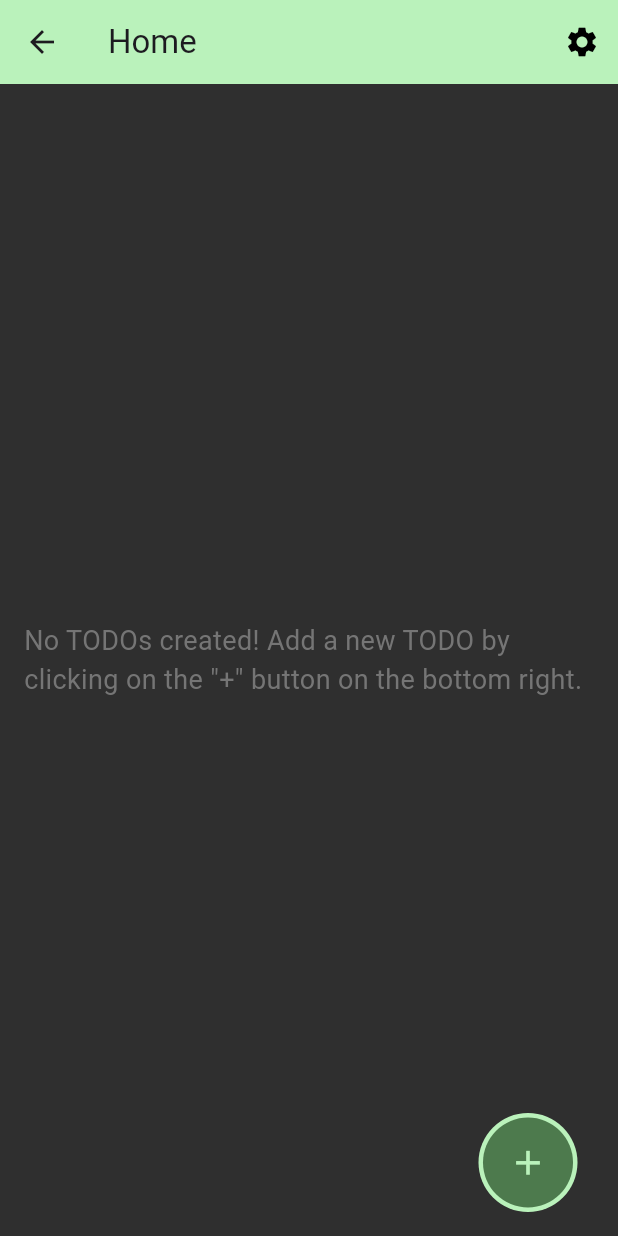
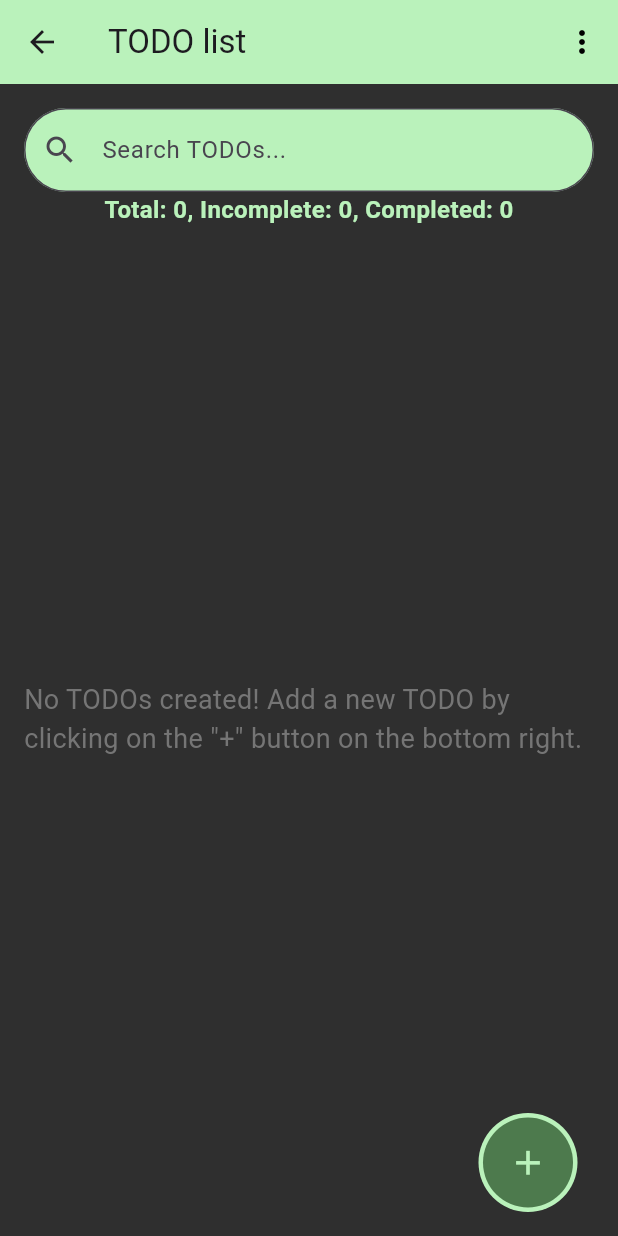
Before and after one commit to Mnov34/ModuLife, a Flutter app: the TodoPage screen opened directly, on a phone screen of 412 x 824 dp. Run offline on Flutter 3.47's test engine with Material 3 defaults, Android fonts, the phone set to English and light mode, and no system bars; our stand-ins replace bloc, equatable, flutter_bloc, formz, shared_preferences; accounts and stored records are empty.

Commit message:
add a search bar, a separator and a TODO counter

```diff
--- a/lib/todos/views/todo_page.dart
+++ b/lib/todos/views/todo_page.dart
@@ -22,7 +22,7 @@ class TodoPage extends StatelessWidget {
   Widget build(BuildContext context) {
     return Scaffold(
       appBar: const CustomAppBar(
-        title: 'Home',
+        title: 'TODO list',
         profile: null,
         isBackButtonEnabled: true,
       ),
@@ -72,7 +72,10 @@ class TodoPage extends StatelessWidget {
           ),
           content: TextField(
             controller: controller,
-            decoration: const InputDecoration(hintText: 'Enter TODO title'),
+            decoration: const InputDecoration(
+              hintText: 'Enter TODO title',
+              fillColor: UiColors.background,
+            ),
           ),
           actions: [
             TextButton(
--- a/lib/widgets/custom_app_bar.dart
+++ b/lib/widgets/custom_app_bar.dart
@@ -1,9 +1,15 @@
 import 'package:flutter/material.dart';
+
 import 'package:modulife2/profile/models/models.dart';
 import 'package:modulife_ui_colors/modulife_ui_colors.dart';
 
 class CustomAppBar extends StatelessWidget implements PreferredSizeWidget {
-  const CustomAppBar({super.key, required this.title, required this.profile, required this.isBackButtonEnabled});
+  const CustomAppBar({
+    super.key,
+    required this.title,
+    required this.profile,
+    required this.isBackButtonEnabled,
+  });
 
   final String title;
   final Profile? profile;
@@ -29,12 +35,26 @@ class CustomAppBar extends StatelessWidget implements PreferredSizeWidget {
         ],
       ),
       actions: [
-        IconButton(
-          icon: const Icon(Icons.settings, color: Colors.black),
-          onPressed: () {
-            // TODO Implement settings page
+        PopupMenuButton<int>(
+          icon: const Icon(Icons.more_vert, color: Colors.black),
+          offset: const Offset(0, 43),
+          onSelected: (int result){
+            if (result == 0) {
+              // TODO: Implement the settings page navigation here
+            }
           },
-        )
+          itemBuilder: (BuildContext context) => [
+            const PopupMenuItem<int>(
+                child: Row(
+                  children: [
+                    Icon(Icons.settings, color: Colors.black),
+                    SizedBox(width: 10),
+                    Text('Settings'),
+                  ],
+                ),
+            ),
+          ],
+        ),
       ],
       automaticallyImplyLeading: isBackButtonEnabled,
     );
--- a/packages/modulife_todos/lib/blocs/todo_bloc.dart
+++ b/packages/modulife_todos/lib/blocs/todo_bloc.dart
@@ -14,6 +14,7 @@ class TodoBloc extends Bloc<TodoEvent, TodoState> {
     on<AddTodo>(_onAddTodo);
     on<UpdateTodo>(_onUpdateTodo);
     on<DeleteTodo>(_onDeleteTodo);
+    on<ToggleTodoStatus>(_onToggleTodoStatus);
     on<LoadTodos>(_onLoadTodos);
   }
 
@@ -60,6 +61,21 @@ class TodoBloc extends Bloc<TodoEvent, TodoState> {
     await todoRepository.saveTodos(updatedTodos);
   }
 
+  Future<void> _onToggleTodoStatus(
+      ToggleTodoStatus event, Emitter<TodoState> emit) async {
+    emit(state.copyWith(status: TodoStatus.loading));
+
+    final List<Todo> updatedTodos = state.allTodos.map((Todo todo) {
+      return todo.id == event.todo.id
+          ? todo.copyWith(isDone: !todo.isDone)
+          : todo;
+    }).toList();
+
+    emit(state.copyWith(allTodos: updatedTodos, status: TodoStatus.success));
+
+    await todoRepository.saveTodos(updatedTodos);
+  }
+
   Future<void> _onLoadTodos(LoadTodos event, Emitter<TodoState> emit) async {
     emit(state.copyWith(status: TodoStatus.loading));
 
--- a/packages/modulife_todos/lib/widgets/todolist.dart
+++ b/packages/modulife_todos/lib/widgets/todolist.dart
@@ -1,6 +1,6 @@
+import 'package:flutter/cupertino.dart';
 import 'package:flutter/material.dart';
 import 'package:flutter_bloc/flutter_bloc.dart';
-
 import 'package:modulife_todos/blocs/todo_bloc.dart';
 import 'package:modulife_todos/models/models.dart';
 import 'package:modulife_ui_colors/modulife_ui_colors.dart';
@@ -13,42 +13,91 @@ class TodoList extends StatefulWidget {
 }
 
 class _TodoListState extends State<TodoList> {
-  Map<String, bool> _isExpended = {};
+  Map<String, bool> _isExpanded = {};
+  String searchQuery = "";
 
-  @override
-  Widget build(BuildContext context) {
-    return BlocBuilder<TodoBloc, TodoState>(
-      builder: (BuildContext context, TodoState state) {
-        if (state.status == TodoStatus.initial) {
-          return Center(
+  final Center _empty = Center(
     child: Text(
       'No TODOs created! Add a new TODO by clicking on the "+" button on the bottom right.',
       style: TextStyle(color: Colors.grey[600], fontSize: 18),
     ),
   );
+
+  @override
+  Widget build(BuildContext context) {
+    return Column(
+      children: [
+        _buildSearchBar(),
+        _buildTodoCounter(context),
+        Expanded(
+          child: BlocBuilder<TodoBloc, TodoState>(
+            builder: (BuildContext context, TodoState state) {
+              if (state.status == TodoStatus.initial) {
+                return _empty;
               }
 
               if (state.status == TodoStatus.loading) {
                 return const Center(child: CircularProgressIndicator());
               } else if (state.status == TodoStatus.success) {
                 if (state.allTodos.isEmpty) {
+                  return _empty;
+                }
+
+                List<Widget> todoWidgets = _separateTodos(state, context);
+
+                return ListView(
+                  padding: const EdgeInsets.all(16.0),
+                  children: todoWidgets,
+                );
+              } else if (state.status == TodoStatus.failure) {
                 return Center(
                   child: Text(
-                'No TODOs created! Add a new TODO by clicking on the "+" button on the bottom right.',
-                style: TextStyle(color: Colors.grey[600], fontSize: 18),
+                    'Error loading TODOs.',
+                    style: TextStyle(color: Colors.red, fontSize: 18),
                   ),
                 );
               }
-          return ListView.builder(
-            itemCount: state.allTodos.length,
-            itemBuilder: (BuildContext context, int index) {
-              final Todo todo = state.allTodos[index];
-              bool isExpended = _isExpended[todo.id] ?? false;
+              return const Center(child: Text('Unknown state'));
+            },
+          ),
+        ),
+      ],
+    );
+  }
+
+  List<Widget> _separateTodos(TodoState state, BuildContext context) {
+    final List<Todo> filteredTodos = state.allTodos
+        .where((todo) => todo.title.toLowerCase().contains(searchQuery))
+        .toList();
+
+    final List<Todo> incompleteTodos =
+        filteredTodos.where((todo) => !todo.isDone).toList();
+    final List<Todo> completedTodos =
+        filteredTodos.where((todo) => todo.isDone).toList();
+
+    final List<Widget> todoWidgets = [];
+
+    todoWidgets.addAll(
+      incompleteTodos.map((todo) => _buildTodoItem(context, todo)),
+    );
+
+    if (completedTodos.isNotEmpty && incompleteTodos.isNotEmpty) {
+      todoWidgets.add(_buildSeparator());
+    }
+
+    todoWidgets.addAll(
+      completedTodos.map((todo) => _buildTodoItem(context, todo)),
+    );
+
+    return todoWidgets;
+  }
+
+  Widget _buildTodoItem(BuildContext context, Todo todo) {
+    bool isExpanded = _isExpanded[todo.id] ?? false;
 
     return Container(
       margin: const EdgeInsets.symmetric(vertical: 5.0),
-                padding: const EdgeInsets.symmetric(
-                    vertical: 10.0, horizontal: 20.0),
+      padding: const EdgeInsets.symmetric(vertical: 10.0, horizontal: 20.0),
       decoration: BoxDecoration(
         color: todo.isDone
             ? UiColors.accentColor1.withOpacity(0.6)
@@ -63,51 +112,70 @@ class _TodoListState extends State<TodoList> {
                 child: Text(
                   todo.title,
                   style: TextStyle(
-                              decoration: todo.isDone
-                                  ? TextDecoration.lineThrough
-                                  : null,
-                              color: todo.isDone ? Colors.grey : Colors.black,
+                    decoration: todo.isDone ? TextDecoration.lineThrough : null,
                     fontSize: 18,
                     fontWeight: FontWeight.w500,
                   ),
                 ),
               ),
               IconButton(
-                            onPressed: () {
-                              setState(() {
-                                _isExpended[todo.id] = !isExpended;
-                              });
-                            },
                 icon: Icon(
-                              isExpended
+                  isExpanded
                       ? Icons.keyboard_arrow_up
                       : Icons.keyboard_arrow_down,
                   color: UiColors.background,
-                            )),
+                ),
+                onPressed: () {
+                  setState(() {
+                    _isExpanded[todo.id] = !isExpanded;
+                  });
+                },
+              ),
+              Checkbox(
+                value: todo.isDone,
+                activeColor: UiColors.accentColor2,
+                onChanged: (bool? value) {
+                  context.read<TodoBloc>().add(ToggleTodoStatus(todo: todo));
+                },
+              ),
             ],
           ),
-                    if (isExpended) ...[
+          if (isExpanded) ...[
             const SizedBox(height: 10),
             Row(
-                        mainAxisAlignment: MainAxisAlignment.spaceBetween,
+              mainAxisAlignment: MainAxisAlignment.end,
               children: [
-                          IconButton(
+                TextButton(
                   onPressed: () {
                     _showEditTodoDialog(context, todo);
                   },
-                            icon: const Icon(
-                              Icons.edit,
-                              color: UiColors.accentColor2,
+                  child: Row(
+                    mainAxisSize: MainAxisSize.min,
+                    children: const [
+                      Text(
+                        'Edit',
+                        style: TextStyle(color: Colors.black),
+                      ),
+                      SizedBox(width: 5),
+                      Icon(Icons.edit, color: UiColors.accentColor2),
+                    ],
                   ),
                 ),
-                          IconButton(
+                TextButton(
                   onPressed: () {
-                              context
-                                  .read<TodoBloc>()
-                                  .add(DeleteTodo(todo: todo));
+                    context.read<TodoBloc>().add(DeleteTodo(todo: todo));
                   },
-                            icon: const Icon(Icons.delete,
-                                color: UiColors.dangerRed),
+                  child: Row(
+                    mainAxisSize: MainAxisSize.min,
+                    children: const [
+                      Text(
+                        'Delete',
+                        style: TextStyle(color: Colors.black),
+                      ),
+                      SizedBox(width: 5),
+                      Icon(Icons.delete, color: Colors.red),
+                    ],
+                  ),
                 ),
               ],
             ),
@@ -115,23 +183,11 @@ class _TodoListState extends State<TodoList> {
         ],
       ),
     );
-            },
-          );
-        } else if (state.status == TodoStatus.failure) {
-          return Center(
-            child: Text(
-              'Error loading TODOs.',
-              style: TextStyle(color: UiColors.dangerRed, fontSize: 18),
-            ),
-          );
-        }
-        return const Center(child: Text('Unknown state'));
-      },
-    );
   }
 
   void _showEditTodoDialog(BuildContext context, Todo todo) {
-    final TextEditingController controller = TextEditingController(text: todo.title);
+    final TextEditingController controller =
+        TextEditingController(text: todo.title);
 
     showDialog(
       context: context,
@@ -151,22 +207,85 @@ class _TodoListState extends State<TodoList> {
               onPressed: () {
                 Navigator.of(dialogContext).pop();
               },
-              child: const Text('Cancel', style: TextStyle(color: UiColors.background)),
+              child: const Text('Cancel',
+                  style: TextStyle(color: UiColors.background)),
             ),
             ElevatedButton(
               onPressed: () {
                 if (controller.text.isNotEmpty) {
-                  final Todo updatedTodo = todo.copyWith(title: controller.text);
-                  context.read<TodoBloc>().add(UpdateTodo(todo: updatedTodo));  // Dispatch event to update TODO
+                  final Todo updatedTodo =
+                      todo.copyWith(title: controller.text);
+                  context.read<TodoBloc>().add(UpdateTodo(todo: updatedTodo));
                   Navigator.of(dialogContext).pop();
                 }
               },
-              style: ElevatedButton.styleFrom(backgroundColor: UiColors.accentColor2),
-              child: const Text('Update', style: TextStyle(color: UiColors.accentColor1)),
+              style: ElevatedButton.styleFrom(
+                  backgroundColor: UiColors.accentColor2),
+              child: const Text('Update',
+                  style: TextStyle(color: UiColors.accentColor1)),
             ),
           ],
         );
       },
     );
   }
+
+  Widget _buildSeparator() {
+    return Padding(
+      padding: const EdgeInsets.symmetric(vertical: 16.0),
+      child: Row(
+        children: [
+          const Expanded(child: Divider()),
+          Padding(
+            padding: const EdgeInsets.symmetric(horizontal: 8.0),
+            child: Container(
+              width: 2,
+              height: 30,
+              color: Colors.grey,
+            ),
+          ),
+          const Expanded(child: Divider()),
+        ],
+      ),
+    );
   }
+
+  Widget _buildTodoCounter(BuildContext context) {
+    return BlocBuilder<TodoBloc, TodoState>(
+      builder: (BuildContext context, TodoState state) {
+        final int totalTodos = state.allTodos.length;
+        final int completedTodos =
+            state.allTodos.where((Todo todo) => todo.isDone).length;
+        final int incompleteTodos = totalTodos - completedTodos;
+
+        return Text(
+          'Total: $totalTodos, Incomplete: $incompleteTodos, Completed: $completedTodos',
+          style: TextStyle(
+            fontSize: 16,
+            fontWeight: FontWeight.bold,
+            color: UiColors.accentColor1,
+          ),
+        );
+      },
+    );
+  }
+
+  Widget _buildSearchBar() {
+    return TextField(
+      onChanged: (String value) {
+        setState(() {
+          searchQuery = value.toLowerCase();
+        });
+      },
+      decoration: InputDecoration(
+        hintText: 'Search TODOs...',
+        prefixIcon: Icon(Icons.search),
+        border: OutlineInputBorder(
+          borderRadius: BorderRadius.all(Radius.circular(30.0)),
+        ),
+        filled: true,
+        fillColor: UiColors.accentColor1,
+      ),
+    );
+  }
+}
```
Lines whose indentation alone changed are shown as unchanged.
